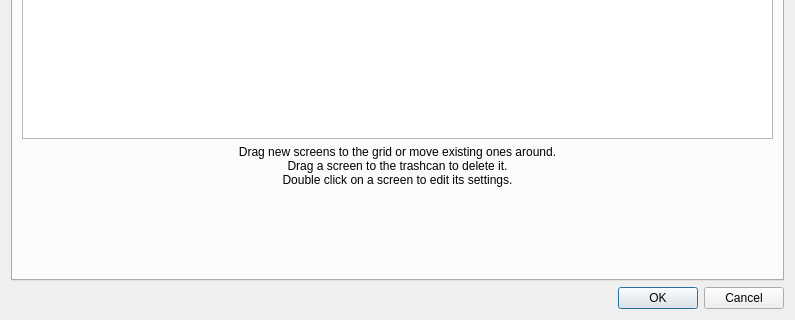
Old version of the form src/gui/src/ServerConfigDialogBase.ui in the repository deskflow/deskflow; both pictures show x 0 to 795 and y 214 to 534 of the 795 by 534 pixel window.
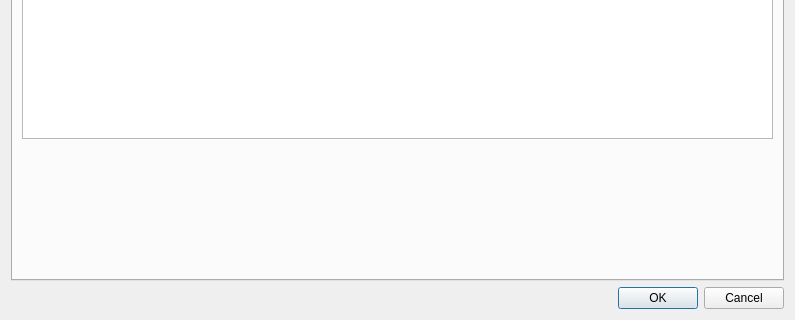
New version of the form. Icons and pictures are not drawn. Custom widgets are drawn as their Qt base class.

Commit message: SYNERGY-799 Remove bottom label

The edit to the form file:
```diff
--- a/src/gui/src/ServerConfigDialogBase.ui
+++ b/src/gui/src/ServerConfigDialogBase.ui
@@ -151,27 +151,6 @@
          </property>
         </widget>
        </item>
-       <item>
-        <widget class="QLabel" name="label_3">
-         <property name="sizePolicy">
-          <sizepolicy hsizetype="Preferred" vsizetype="Preferred">
-           <horstretch>1</horstretch>
-           <verstretch>0</verstretch>
-          </sizepolicy>
-         </property>
-         <property name="text">
-          <string>Drag new screens to the grid or move existing ones around.
-Drag a screen to the trashcan to delete it.
-Double click on a screen to edit its settings.</string>
-         </property>
-         <property name="alignment">
-          <set>Qt::AlignCenter</set>
-         </property>
-         <property name="wordWrap">
-          <bool>true</bool>
-         </property>
-        </widget>
-       </item>
        <item>
         <spacer>
          <property name="orientation">
```
